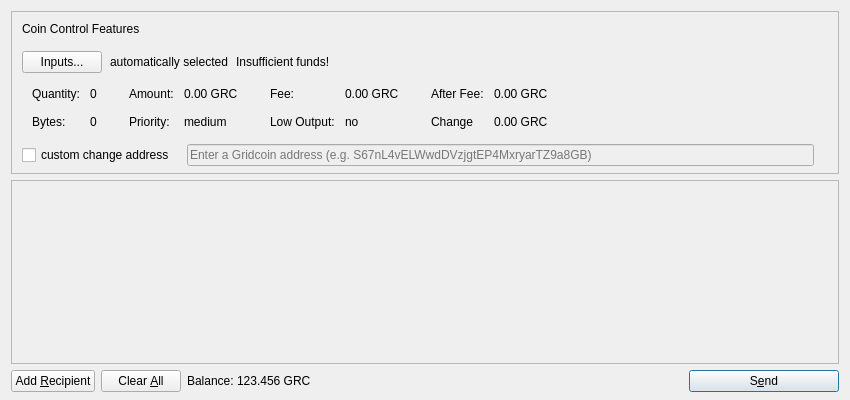
Qt form src/qt/forms/sendcoinsdialog.ui (gridcoin-community/Gridcoin-Research) before a commit.
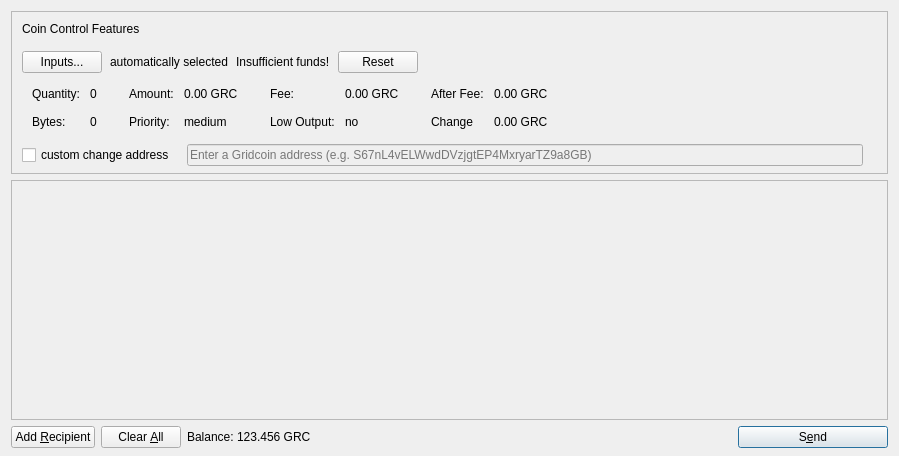
The same form after that commit. Icons and pictures are not drawn.

Commit message:
Add reset button to clear coincontrol entries
When advanced coin control is enabled, and via the inputs button
inputs are selected, then those inputs are spent via an underlying
transaction or staking, they become "stuck". This is because
the coinControl object still has the stale COutPuts in it.

A simple reset button has been added that calls SetNull() to
nullify the coinControl object and then updates the coin control
labels. This gets rid of the stuck selected inputs.

What changed in the file:
```diff
--- a/src/qt/forms/sendcoinsdialog.ui
+++ b/src/qt/forms/sendcoinsdialog.ui
@@ -6,8 +6,8 @@
    <rect>
     <x>0</x>
     <y>0</y>
-    <width>850</width>
-    <height>400</height>
+    <width>899</width>
+    <height>456</height>
    </rect>
   </property>
   <property name="windowTitle">
@@ -85,7 +85,7 @@
          </layout>
         </item>
         <item>
-         <layout class="QHBoxLayout" name="horizontalLayoutCoinControl2" stretch="0,0,0,0">
+         <layout class="QHBoxLayout" name="horizontalLayoutCoinControl2" stretch="0,0,0,0,0">
           <property name="spacing">
            <number>8</number>
           </property>
@@ -122,6 +122,13 @@
             </property>
            </widget>
           </item>
+          <item>
+           <widget class="QPushButton" name="coinControlResetPushButton">
+            <property name="text">
+             <string>Reset</string>
+            </property>
+           </widget>
+          </item>
           <item>
            <spacer name="coinControlHorizontalSpacer">
             <property name="orientation">
@@ -547,8 +554,8 @@
        <rect>
         <x>0</x>
         <y>0</y>
-        <width>830</width>
-        <height>167</height>
+        <width>869</width>
+        <height>112</height>
        </rect>
       </property>
       <layout class="QVBoxLayout" name="verticalLayout_2">
```
The commit also changes 2 other files.
